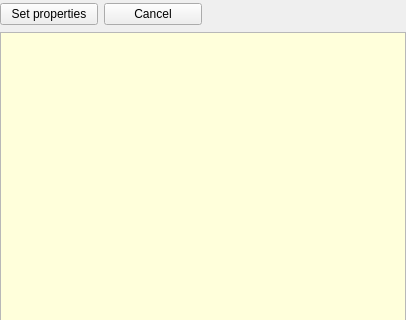
rock-core/gui-vizkit, file ruby/lib/vizkit/widgets/task_inspector/task_inspector_window.ui: the form before one commit; both pictures show x 0 to 406 and y 0 to 320 of the 406 by 498 pixel window.
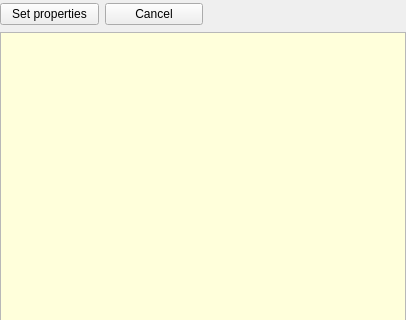
The form after the commit.

The edit to the form file:
```diff
--- a/ruby/lib/vizkit/widgets/task_inspector/task_inspector_window.ui
+++ b/ruby/lib/vizkit/widgets/task_inspector/task_inspector_window.ui
@@ -194,7 +194,7 @@
        <rect>
         <x>0</x>
         <y>0</y>
-        <width>202</width>
+        <width>203</width>
         <height>29</height>
        </rect>
       </property>
```
Left out of the diff: 6 changed lines with no effect on the pictures.
